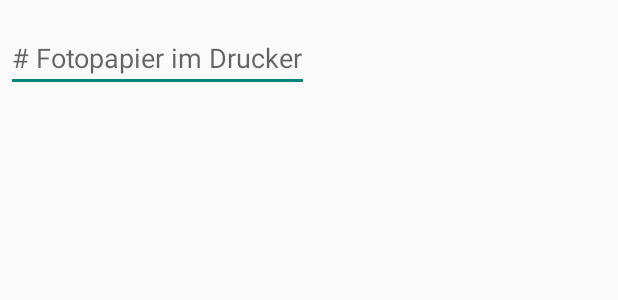
After one commit to Seylox/WeddingPhotoBooth, an Android app: the layout dialog_photos_printed.xml on its own in the app's theme, with its tools: preview values and no code run, on a phone screen of 412 x 824 dp. The commit adds this screen. Shown: the top 300 px of the screen. Run offline under Robolectric (Android 15) with nearby library versions, the phone set to English and light mode, and no system bars.

Commit message:
Make Pages left in printer use configurable

```diff
--- /dev/null
+++ b/src/main/res/layout/dialog_photos_printed.xml
@@ -0,0 +1,15 @@
+<LinearLayout xmlns:android="http://schemas.android.com/apk/res/android"
+    android:orientation="vertical"
+    android:layout_width="wrap_content"
+    android:layout_height="wrap_content">
+    <EditText
+        android:id="@+id/pages_left_in_printer_edittext"
+        android:inputType="number"
+        android:layout_width="match_parent"
+        android:layout_height="wrap_content"
+        android:layout_marginTop="16dp"
+        android:layout_marginLeft="4dp"
+        android:layout_marginRight="4dp"
+        android:layout_marginBottom="16dp"
+        android:hint="# Fotopapier im Drucker" />
+</LinearLayout>
```
Also changed, not shown: src/main/java/com/example/sony/cameraremote/SampleCameraActivity.java (+44 -6 lines).
